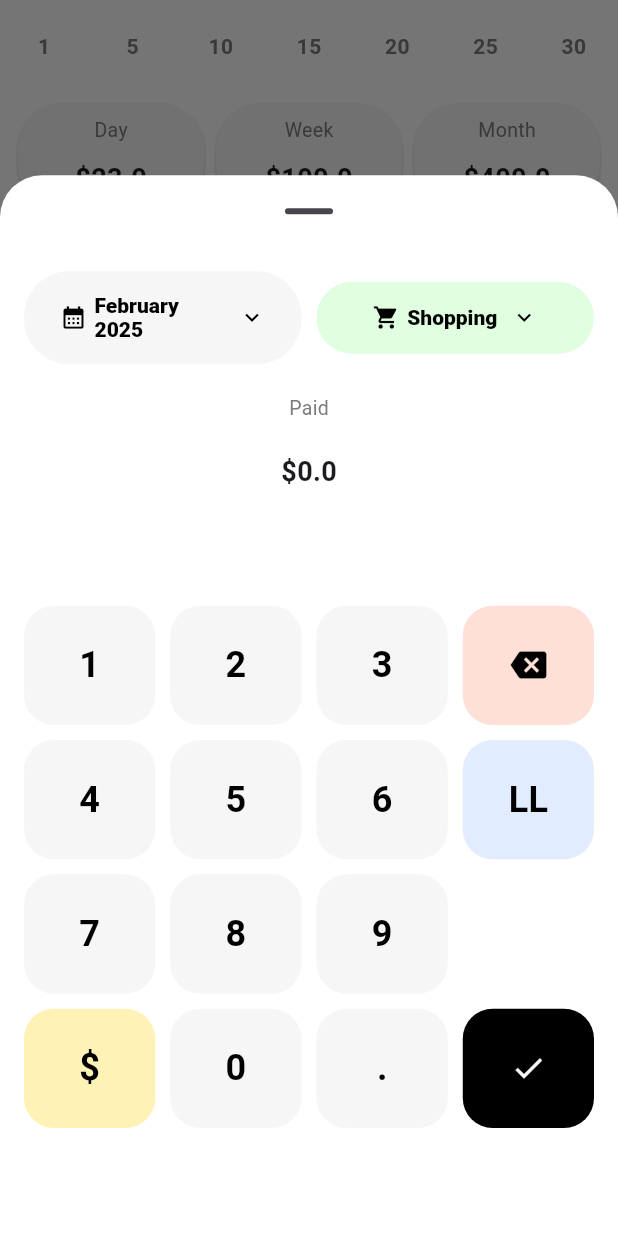
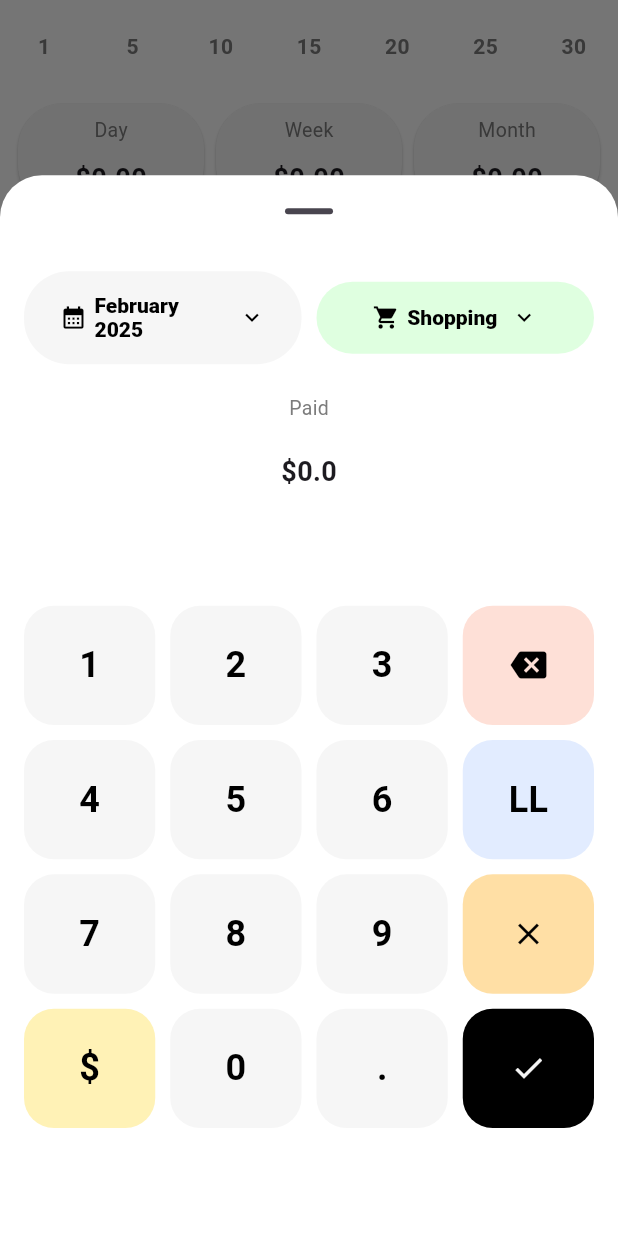
Before and after one commit to jihaddmz/expense_tracker, a Flutter app: the screen it shows after launch, item 2 of the bottom bar chosen, scrolled down 321 dp, on a phone screen of 412 x 824 dp. Run offline on Flutter 3.47's test engine with Material 3 defaults, Android fonts, the phone set to English and light mode, and no system bars; drawn by our look-alikes of fl_chart; our stand-ins replace shared_preferences, sqflite; accounts and stored records are empty.

Commit message:
- Finished the analytics feature (day, week, month)

```diff
--- a/lib/feature_expense/components/item_analytics_per.dart
+++ b/lib/feature_expense/components/item_analytics_per.dart
@@ -12,7 +12,10 @@ Widget itemAnalyticsPer(String type, double paid) {
       padding: const EdgeInsets.all(8.0),
       child: Column(
         spacing: 10,
-        children: [customCaption(type), customSubHeader("\$${paid}")],
+        children: [
+          customCaption(type),
+          customSubHeader("\$${paid.toStringAsFixed(2)}")
+        ],
       ),
     ),
   );
--- a/lib/feature_expense/components/keypad.dart
+++ b/lib/feature_expense/components/keypad.dart
@@ -18,7 +18,7 @@ class KeypadScreen extends StatelessWidget {
     {"label": "7", "color": colorGrey},
     {"label": "8", "color": colorGrey},
     {"label": "9", "color": colorGrey},
-    {"label": "", "color": Colors.transparent}, // Empty slot
+    {"label": Icons.close, "color": colorOrange}, // Empty slot
     {"label": "\$", "color": colorYellow}, // Dollar sign
     {"label": "0", "color": colorGrey},
     {"label": ".", "color": colorGrey},
@@ -52,6 +52,8 @@ class KeypadScreen extends StatelessWidget {
                     onKeyPressed("backspace");
                   } else if (button["label"] == Icons.check) {
                     onKeyPressed("confirm");
+                  } else if (button["label"] == Icons.close) {
+                    onKeyPressed("close");
                   }
                   else {
                     onKeyPressed(button["label"].toString());
--- a/lib/feature_expense/presentation/bottomsheet_add.dart
+++ b/lib/feature_expense/presentation/bottomsheet_add.dart
@@ -47,7 +47,10 @@ class _BottomsheetAddState extends State<BottomsheetAdd> {
                 },
                 color: colorWhite,
                 itemBuilder: (BuildContext context) {
-                  return context.read<ProviderExpense>().listOfMonths.map((month) {
+                  return context
+                      .read<ProviderExpense>()
+                      .listOfMonths
+                      .map((month) {
                     return PopupMenuItem(
                       value: month.date,
                       child: customCaption(month.date),
@@ -108,7 +111,9 @@ class _BottomsheetAddState extends State<BottomsheetAdd> {
         customSubHeader(_paid),
         Expanded(
           child: KeypadScreen(onKeyPressed: (action) async {
-            if (action == "backspace") {
+            if (action == "close") {
+              widget.onConfirm();
+            } else if (action == "backspace") {
               setState(() {
                 _paid = _paid.substring(0, _paid.length - 1);
               });
@@ -121,7 +126,9 @@ class _BottomsheetAddState extends State<BottomsheetAdd> {
               await context
                   .read<ProviderExpense>()
                   .getAllCategories(_selectedMonth);
-              widget.onConfirm();
+              setState(() {
+                _paid = "\$0.0";
+              });
             } else if (action == ".") {
               if (!_paid.contains(".") && _paid.isNotEmpty) {
                 setState(() {
--- a/lib/feature_expense/presentation/screen_home.dart
+++ b/lib/feature_expense/presentation/screen_home.dart
@@ -50,6 +50,7 @@ class _ScreenHomeState extends State<ScreenHome> {
             HelperDialog.showBottomSheet(context, "Do you want to delete", () {
               setState(() {
                 _selectedBottomNavItem = 0;
+                Navigator.pop(context);
               });
             });
           }
@@ -156,9 +157,17 @@ class _ScreenHomeState extends State<ScreenHome> {
               padding: const EdgeInsets.all(8.0),
               child: Row(
                 children: [
-                  Expanded(child: itemAnalyticsPer("Day", 23)),
-                  Expanded(child: itemAnalyticsPer("Week", 100)),
-                  Expanded(child: itemAnalyticsPer("Month", 400)),
+                  Expanded(
+                      child: itemAnalyticsPer(
+                          "Day",
+                          context.read<ProviderExpense>().expensesByMonth /
+                              30)),
+                  Expanded(
+                      child: itemAnalyticsPer("Week",
+                          context.read<ProviderExpense>().expensesByMonth / 4)),
+                  Expanded(
+                      child: itemAnalyticsPer("Month",
+                          context.read<ProviderExpense>().expensesByMonth)),
                 ],
               ),
             ),
--- a/lib/feature_expense/state/provider_expense.dart
+++ b/lib/feature_expense/state/provider_expense.dart
@@ -9,6 +9,7 @@ class ProviderExpense extends ChangeNotifier {
   List<ModelMonth> listOfMonths = [];
   List<ModelCategory> listOfCategories = [];
   String selectedMonth = Constants.months[0];
+  double expensesByMonth = 0;
 
   void changeSelectedMonth(String month) {
     selectedMonth = month;
@@ -40,6 +41,7 @@ class ProviderExpense extends ChangeNotifier {
 
   Future<void> getAllCategories(String date) async {
     listOfCategories = await RepositoryExpense.getAllCategories(date);
+    expensesByMonth = getAllExpensesByMonth();
     notifyListeners();
   }
 
@@ -50,10 +52,19 @@ class ProviderExpense extends ChangeNotifier {
   Future<void> updateCategoryPaid(
       String date, String categoryName, double paid) async {
     ModelCategory? category =
-        await RepositoryExpense.getCategoryByDateAndCategory(date, categoryName);
-        if (category == null) {
-          return;
-        }
+        await RepositoryExpense.getCategoryByDateAndCategory(
+            date, categoryName);
+    if (category == null) {
+      return;
+    }
     await RepositoryExpense.updateCategoryPaid(category, category.paid + paid);
   }
+
+  double getAllExpensesByMonth() {
+    double total = 0;
+    for (var item in listOfCategories) {
+      total += item.paid;
+    }
+    return total;
+  }
 }
```
